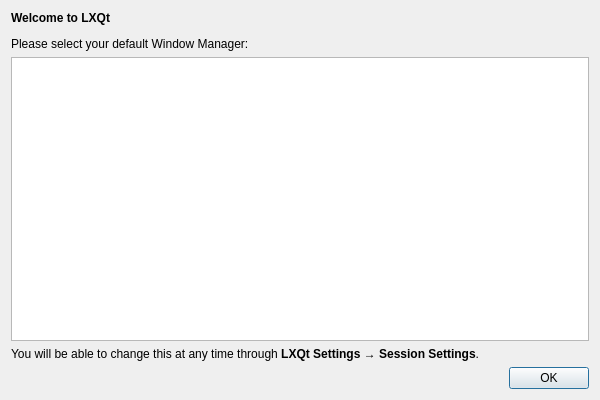
lxqt/lxqt-session, file lxqt-session/src/wmselectdialog.ui: the form before one commit.
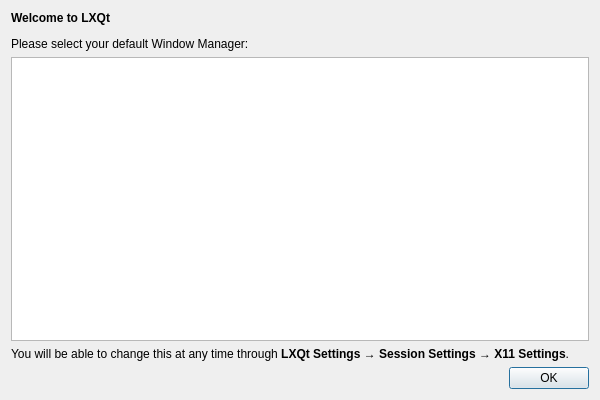
The form after the commit.

Commit message: Include '→ X11 Settings'; remove <hints>

```diff
--- a/lxqt-session/src/wmselectdialog.ui
+++ b/lxqt-session/src/wmselectdialog.ui
@@ -68,7 +68,7 @@
    <item>
     <widget class="QLabel" name="label_2">
      <property name="text">
-      <string>&lt;html&gt;&lt;head/&gt;&lt;body&gt;&lt;p&gt;You will be able to change this at any time through &lt;span style=&quot;font-weight:600;&quot;&gt;LXQt Settings → Session Settings&lt;/span&gt;.</string>
+      <string>&lt;html&gt;&lt;head/&gt;&lt;body&gt;&lt;p&gt;You will be able to change this at any time through &lt;span style=&quot;font-weight:600;&quot;&gt;LXQt Settings → Session Settings → X11 Settings&lt;/span&gt;.</string>
      </property>
      <property name="wordWrap">
       <bool>true</bool>
```
Left out of the diff: 20 changed lines with no effect on the pictures. The commit also changes 1 other file.
